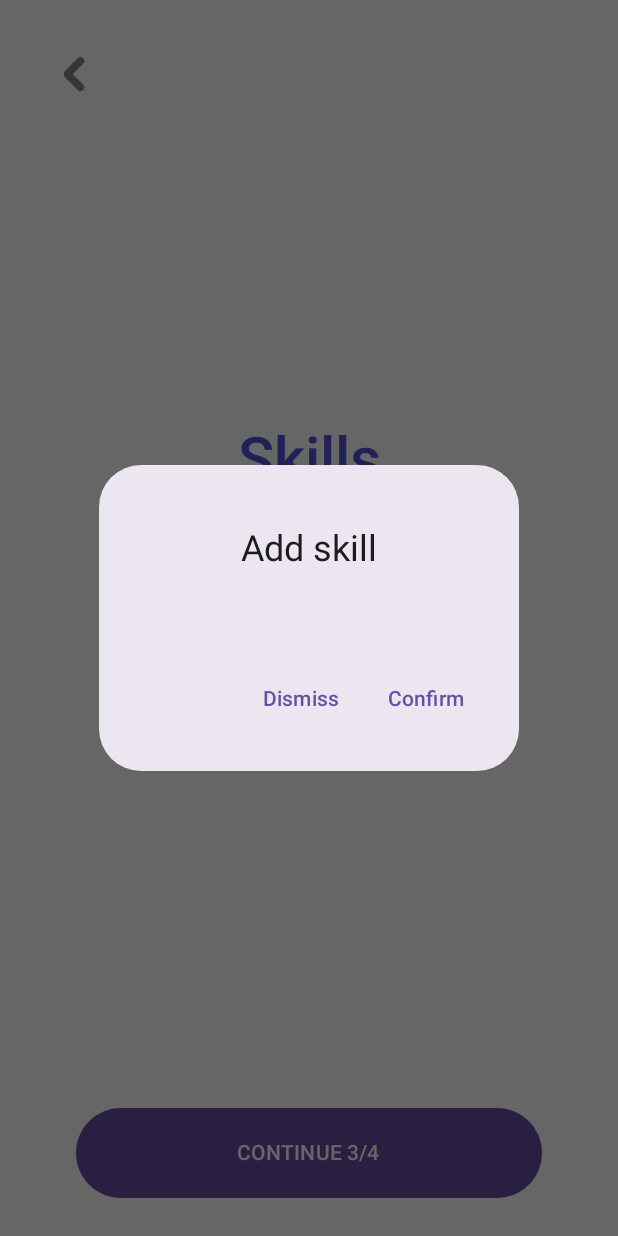
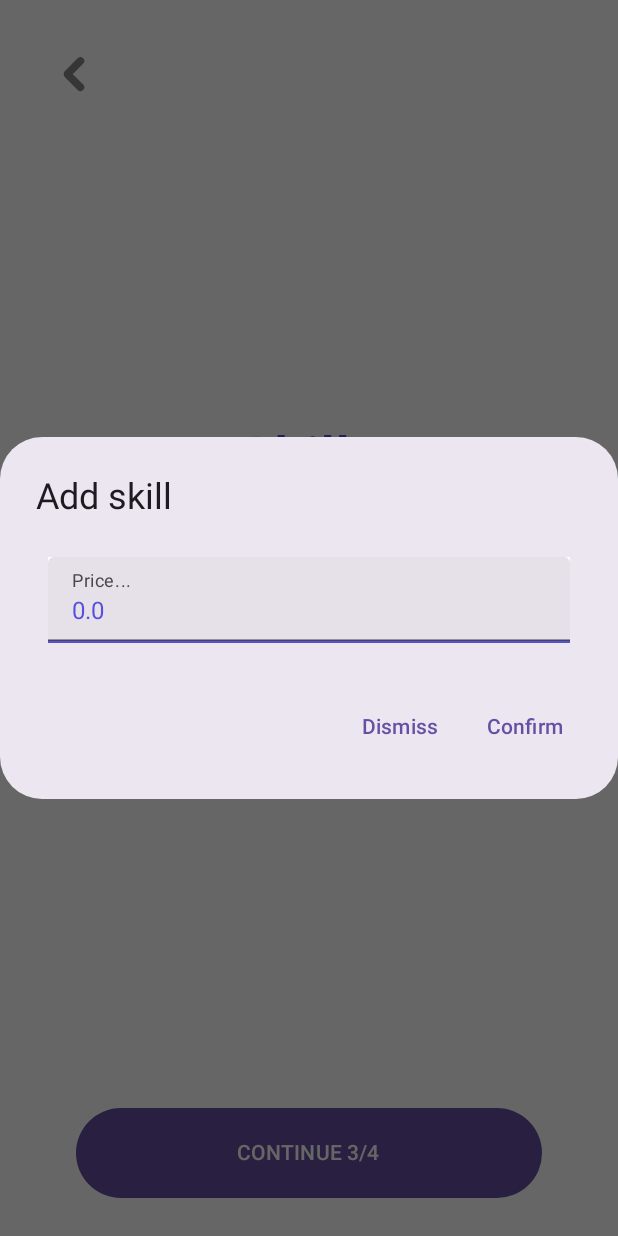
Before and after one commit to martinbouhier/make-your-skill, an Android app built with Jetpack Compose: the SkillsScreen screen opened through its navigation route, after a tap on "Add", on a phone screen of 412 x 824 dp. Run offline under Robolectric (Android 15) with nearby library versions, the phone set to English and light mode, and no system bars.

Commit message:
adding price to addSkill popup

```diff
--- a/app/src/main/java/com/make_your_skill/ui/components/AddSkillPopUp.kt
+++ b/app/src/main/java/com/make_your_skill/ui/components/AddSkillPopUp.kt
@@ -1,27 +1,29 @@
 package com.make_your_skill.ui.components
 
+import androidx.compose.foundation.layout.Column
 import androidx.compose.material3.AlertDialog
-import androidx.compose.material3.Icon
 import androidx.compose.material3.Text
 import androidx.compose.material3.TextButton
 import androidx.compose.runtime.Composable
-import androidx.compose.ui.graphics.vector.ImageVector
 
 @Composable
 fun addSkillPopUp(
     onDismissRequest: () -> Unit,
     onConfirmation: () -> Unit,
-    dialogTitle: String
+    dialogTitle: String,
+    onPriceAddChange: (String) -> Unit,
+    label: String,
+    text: String
 ) {
+    val TITLE = "Title..."
     AlertDialog(
-        icon = {
-
-        },
         title = {
             Text(text = dialogTitle)
         },
         text = {
-            Text(text = "")
+          Column {
+              CustomTextField(text,onPriceAddChange,label)
+          }
         },
         onDismissRequest = {
             onDismissRequest()
--- a/app/src/main/java/com/make_your_skill/ui/components/CustomTextField.kt
+++ b/app/src/main/java/com/make_your_skill/ui/components/CustomTextField.kt
@@ -19,13 +19,14 @@ import com.make_your_skill.ui.theme.DarkPurple
 @Composable
 fun CustomTextField(
     text: String,
-    onTextChange: (String) -> Unit
+    onTextChange: (String) -> Unit,
+    label: String
 ) {
     Column(modifier = Modifier.padding(8.dp)) {
         TextField(
             value = text,
             onValueChange = { newText -> onTextChange(newText) },
-            label = { Text("Name...") },
+            label = { Text(text = label) },
             textStyle = TextStyle(color = DarkPurple, fontSize = 16.sp), // Color de texto violeta
             modifier = Modifier
                 .fillMaxWidth()
--- a/app/src/main/java/com/make_your_skill/ui/screens/firstName/FirstNameScreen.kt
+++ b/app/src/main/java/com/make_your_skill/ui/screens/firstName/FirstNameScreen.kt
@@ -34,6 +34,7 @@ fun FirstNameScreen(navController: NavHostController) {
     val BUTTON_TEXT = "CONTINUE 1/4"
     val FIRST_TEXT = "My first"
     val SECOND_TEXT = "name is..."
+    val LABEL = "Name..."
 
     val onTextChange: (String) -> Unit = { newText ->
         text = newText
@@ -67,7 +68,7 @@ fun FirstNameScreen(navController: NavHostController) {
             ) {
                 customText(FIRST_TEXT)
                 customText(SECOND_TEXT)
-                CustomTextField(text,onTextChange)
+                CustomTextField(text,onTextChange,LABEL)
             }
         }
         Row {
--- a/app/src/main/java/com/make_your_skill/ui/screens/skill/SkillScreen.kt
+++ b/app/src/main/java/com/make_your_skill/ui/screens/skill/SkillScreen.kt
@@ -32,20 +32,23 @@ import com.make_your_skill.ui.theme.DarkPurple
 
 @Composable
 fun SkillsScreen(navController: NavHostController) {
+    val listOfSkills = listOf<skillDataClass>( //Hay que borrarlos despues
+        skillDataClass(id =1,selected = true, skill = "Kotlin", price = 450f),
+        skillDataClass(id =2,selected = false, skill = "Java", price = 400f),
+        skillDataClass(id =3,selected = false, skill = "Python", price = 10f)
+    )
+
     var showAddPopUp by remember { mutableStateOf(false) } //Si muestro el popup o no
     var skills by remember {// Lista de skills
-        mutableStateOf(
-            listOf( //Hay que borrarlos despues
-                skillDataClass(id =1,selected = true, skill = "Kotlin", price = 450f),
-                skillDataClass(id =2,selected = false, skill = "Java", price = 400f),
-                skillDataClass(id =3,selected = false, skill = "Python", price = 10f)
-            )
-        )
+        mutableStateOf(listOfSkills)
     }
+    var addedSkill by remember { mutableStateOf<skillDataClass?>(null) }//Skill a agregar
+    var addedPrice by remember { mutableStateOf(0.0f) }
     val separation = 25.dp
     val BUTTON_TEXT = "CONTINUE 3/4"
     val FIRST_TEXT = "Skills"
     val DIALOG_TITLE = "Add skill"
+    val PRICE_LABEL = "Price..."
 
     val onClick = {
         if (!skills.isEmpty()){
@@ -77,6 +80,10 @@ fun SkillsScreen(navController: NavHostController) {
 
     }
 
+    val onPriceAddChange: (String) -> Unit = { price ->
+        addedPrice = price.toFloat()
+    }
+
     Column(
         modifier = Modifier
             .fillMaxSize()
@@ -89,7 +96,10 @@ fun SkillsScreen(navController: NavHostController) {
             addSkillPopUp(
                 onDismissRequest,
                 onConfirmation,
-                DIALOG_TITLE
+                DIALOG_TITLE,
+                onPriceAddChange,
+                PRICE_LABEL,
+                addedPrice.toString()
             )
         }
         Row (
```
